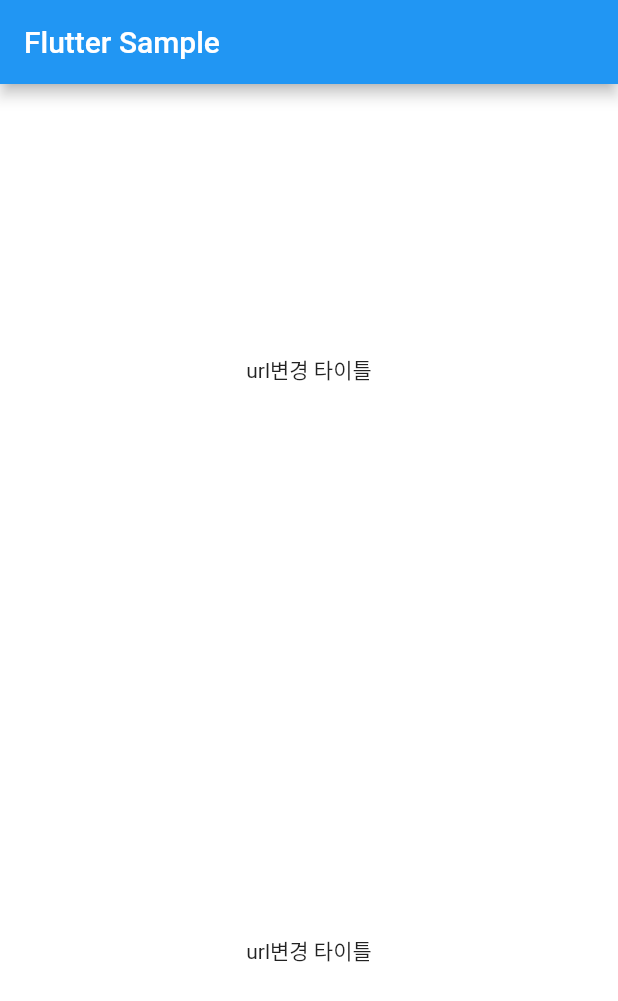
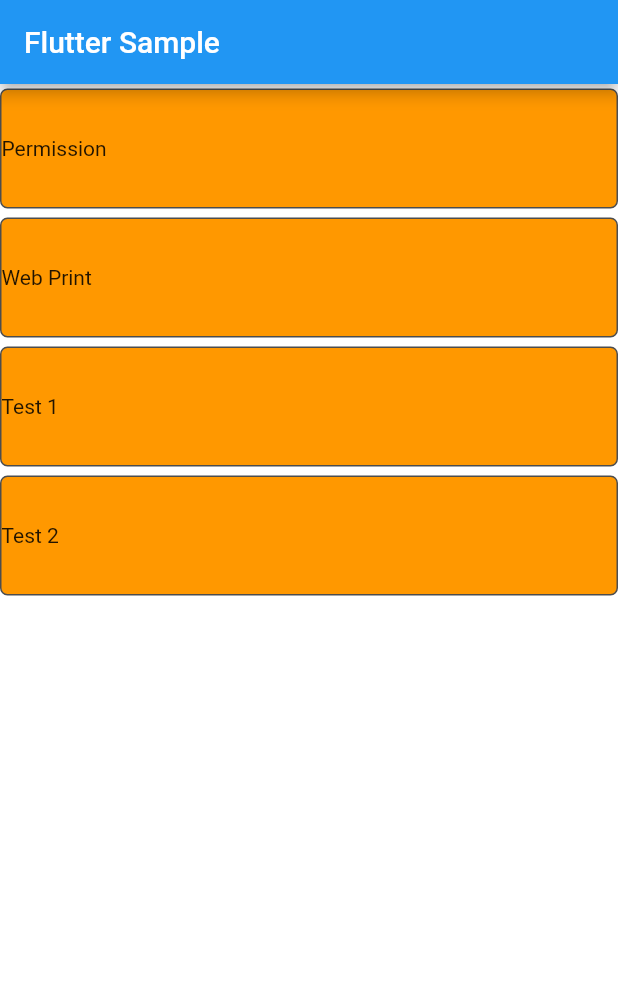
Before and after one commit to kiruya80/FlutterEx, a Flutter app: the screen it shows after launch, on a phone screen of 412 x 824 dp. Shown: the top 1001 px of the screen. Run offline on Flutter 3.47's test engine with Material 2 defaults, Android fonts, the phone set to English and light mode, and no system bars; our stand-ins replace get, logger, pdf, printing, webview_flutter; missing offline and left inert: dart:ffi, flutter_html_to_pdf.

Commit message:
리스트뷰 텍스트뷰 수정

```diff
--- a/lib/controllers/home_controller.dart
+++ b/lib/controllers/home_controller.dart
@@ -1,5 +1,6 @@
 import 'dart:ffi';
 
+import 'package:flutterex/datas/model/home_item.dart';
 import 'package:flutterex/utils/print_log.dart';
 import 'package:get/get.dart';
 
@@ -39,7 +40,6 @@ class HomeController extends GetxController {
 // final items = <String>[].obs;
 // final myMap = <String, int>{}.obs;
 
-
   @override
   void onInit() {
     super.onInit();
@@ -49,8 +49,14 @@ class HomeController extends GetxController {
     // });
   }
 
-  // @override
-  // void onClose()
-  //   Print.e("onClose");
-  // }
+  Future<List<HomeItem>> getHomeItems() async {
+    List<HomeItem> homeItems = [];
+
+    homeItems.add(new HomeItem(name: 'Permission', icon: ''));
+    homeItems.add(new HomeItem(name: 'Web Print', icon: ''));
+    homeItems.add(new HomeItem(name: 'Test 1', icon: ''));
+    homeItems.add(new HomeItem(name: 'Test 2', icon: ''));
+
+    return homeItems;
+  }
 }
--- /dev/null
+++ b/lib/datas/model/home_item.dart
@@ -0,0 +1,56 @@
+import 'dart:convert';
+
+class HomeItem {
+  String name;
+  String icon;
+
+  HomeItem({
+    required this.name,
+    required this.icon,
+  });
+
+  Map<String, dynamic> toMap() {
+    return {
+      'name': name,
+      'icon': icon,
+    };
+  }
+
+  factory HomeItem.fromMap(Map<String, dynamic> map) {
+    return HomeItem(
+      name: map['name'],
+      icon: map['icon'],
+    );
+  }
+
+  String toJson() => json.encode(toMap());
+
+  factory HomeItem.fromJson(String source) =>
+      HomeItem.fromMap(json.decode(source));
+
+  @override
+  String toString() {
+    return 'HomeItem{name: $name, icon: $icon}';
+  }
+}
+
+// // nanum_square_round_otf_light
+// factory MCText.nsrl(String text,
+// {Key? key,
+//     Color? fontColor,
+// double? fontSize,
+//     String? fontFamily,
+// TextAlign? textAlign,
+//     bool? multiLine,
+// int? maxLine,
+//     TextDecoration? decoration}) =>
+// MCText(text,
+// key: key,
+// fontColor: fontColor,
+// fontSize: fontSize,
+// fontWeight: FontWeight.w400,
+// fontFamily: "NanumSquare",
+// textAlign: textAlign,
+// multiline: multiLine,
+// maxLine: maxLine,
+// decoration: decoration);
--- /dev/null
+++ b/lib/screens/components/home_list_item.dart
@@ -0,0 +1,62 @@
+import 'package:flutter/cupertino.dart';
+import 'package:flutter/material.dart';
+import 'package:flutterex/controllers/home_controller.dart';
+import 'package:flutterex/datas/model/home_item.dart';
+import 'package:flutterex/utils/print_log.dart';
+import 'package:get/get.dart';
+
+class HomeListItemForm extends StatefulWidget {
+  final HomeItem item;
+
+  const HomeListItemForm({Key? key, required this.item}) : super(key: key);
+  @override
+  _HomeListItemFormState createState() => _HomeListItemFormState(item);
+}
+
+class _HomeListItemFormState extends State<HomeListItemForm> {
+  final homeController = Get.find<HomeController>();
+  // Future<SharedPreferences> _prefs = SharedPreferences.getInstance();
+  HomeItem item;
+
+  _HomeListItemFormState(this.item);
+
+  @override
+  void initState() {
+    super.initState();
+  }
+
+  @override
+  Widget build(BuildContext context) {
+    Print.e("_HomeListItemFormState =============");
+
+    return Obx(() {
+      return Container(
+        height: 80,
+        decoration: BoxDecoration(
+            color: Colors.orange,
+            border: Border.all(
+              color: Color(0xFF4D4D4D),
+              width: 1,
+            ),
+            borderRadius: BorderRadius.circular(5)),
+        padding: const EdgeInsets.only(right: 30.0),
+        margin: const EdgeInsets.only(top: 3, bottom: 3),
+        child: Row(
+          crossAxisAlignment: CrossAxisAlignment.center,
+          children: <Widget>[
+            Expanded(
+              flex: 4,
+              child: Text(item.name),
+              // QcText.bodyText1(item.name)
+              // QcText(
+              //         app.appName,
+              //         fontColor: isDark ? Color(0xFFC4C4C4) : Color(0xFF333333),
+              //         fontSize: 20,
+              //       ),
+            ),
+          ],
+        ),
+      );
+    });
+  }
+}
--- /dev/null
+++ b/lib/screens/components/text_style.dart
@@ -0,0 +1,103 @@
+import 'package:flutter/cupertino.dart';
+import 'package:flutter/material.dart';
+import 'package:get/get.dart';
+
+/// NAME         SIZE  WEIGHT  SPACING
+/// headline1    96.0  light   -1.5
+/// headline2    60.0  light   -0.5
+/// headline3    48.0  regular  0.0
+/// headline4    34.0  regular  0.25
+/// headline5    24.0  regular  0.0
+/// headline6    20.0  medium   0.15
+/// subtitle1    16.0  regular  0.15
+/// subtitle2    14.0  medium   0.1
+/// body1        16.0  regular  0.5   (bodyText1)
+/// body2        14.0  regular  0.25  (bodyText2)
+/// button       14.0  medium   1.25
+/// caption      12.0  regular  0.4
+/// overline     10.0  regular  1.5
+class QcText extends Text {
+  QcText(String text,
+      {Key? key,
+      TextStyle? textStyle = const TextStyle(),
+      Color? fontColor,
+      double? fontSize,
+      FontWeight? fontWeight,
+      String? fontFamily,
+      TextAlign? textAlign = TextAlign.left,
+      bool? multiline,
+      int? maxLine = 100,
+      TextDecoration? decoration})
+      : super(text,
+            key: key,
+            overflow: TextOverflow.ellipsis,
+            maxLines: multiline == true ? maxLine : 1,
+            style: TextStyle(
+                fontSize: fontSize ?? textStyle?.fontSize,
+                fontWeight: fontWeight ?? textStyle?.fontWeight,
+                fontFamily:
+                    fontFamily ?? textStyle?.fontFamily ?? "NanumSquare",
+                color: fontColor ?? textStyle?.color,
+                decoration: decoration),
+            textAlign: textAlign);
+
+  factory QcText.headline1(String text,
+          {Key? key,
+          Color? fontColor,
+          double? fontSize,
+          FontWeight? fontWeight,
+          String? fontFamily,
+          TextAlign? textAlign,
+          bool? multiLine,
+          int? maxLine,
+          TextDecoration? decoration}) =>
+      QcText(text,
+          key: key,
+          textStyle: Get.theme.textTheme.headline1,
+          fontColor: fontColor,
+          fontSize: fontSize,
+          fontWeight: fontWeight,
+          fontFamily: fontFamily,
+          multiline: multiLine,
+          decoration: decoration);
+
+  factory QcText.subtitle1(String text,
+          {Key? key,
+          Color? fontColor,
+          double? fontSize,
+          FontWeight? fontWeight,
+          String? fontFamily,
+          TextAlign? textAlign,
+          bool? multiLine,
+          int? maxLine,
+          TextDecoration? decoration}) =>
+      QcText(text,
+          key: key,
+          textStyle: Get.theme.textTheme.subtitle1,
+          fontColor: fontColor,
+          fontSize: fontSize,
+          fontWeight: fontWeight,
+          fontFamily: fontFamily,
+          multiline: multiLine,
+          decoration: decoration);
+
+  factory QcText.bodyText1(String text,
+          {Key? key,
+          Color? fontColor,
+          double? fontSize,
+          FontWeight? fontWeight,
+          String? fontFamily,
+          TextAlign? textAlign,
+          bool? multiLine,
+          int? maxLine,
+          TextDecoration? decoration}) =>
+      QcText(text,
+          key: key,
+          textStyle: Get.theme.textTheme.bodyText1,
+          fontColor: fontColor,
+          fontSize: fontSize,
+          fontWeight: fontWeight,
+          fontFamily: fontFamily,
+          multiline: multiLine,
+          decoration: decoration);
+}
--- a/lib/screens/home_screen.dart
+++ b/lib/screens/home_screen.dart
@@ -1,8 +1,9 @@
 import 'package:flutter/material.dart';
 import 'package:flutterex/controllers/home_controller.dart';
+import 'package:flutterex/datas/model/home_item.dart';
+import 'package:flutterex/screens/components/home_list_item.dart';
 import 'package:flutterex/utils/print_log.dart';
 import 'package:get/get.dart';
-import 'package:flutter/material.dart';
 
 /// 가이드 화면
 class HomeScreen extends StatelessWidget {
@@ -12,6 +13,7 @@ class HomeScreen extends StatelessWidget {
 
   @override
   Widget build(BuildContext context) {
+    Print.e("HomeScreen =============");
     HomeController controller = Get.find<HomeController>();
 
     return Obx(() {
@@ -33,30 +35,50 @@ class HomeScreen extends StatelessWidget {
               color: Colors.white,
               width: Get.width,
               height: Get.height,
-            child: Column(
-                mainAxisAlignment: MainAxisAlignment.spaceEvenly,
-                children: [
-                  GestureDetector(
-                    onTap: () {
-                      Print.e("onTap === ");
-                      // writeCounter('파일 저장하기');
-                      controller.title.value = "test";
+              child: FutureBuilder<List<HomeItem>>(
+                future: controller.getHomeItems(),
+                builder: (BuildContext context,
+                    AsyncSnapshot<List<HomeItem>> snapshot) {
+                  //해당 부분은 data를 아직 받아 오지 못했을때 실행되는 부분을 의미한다.
+
+                  if (snapshot.hasData == false) {
+                    Print.e("snapshot.hasData == false =============");
+                    return const Expanded(
+                        child: Center(child: CircularProgressIndicator()));
+                  } else if (snapshot.hasError) {
+                    Print.e("snapshot.hasError =============");
+                    return Expanded(
+                        child: Padding(
+                      padding: const EdgeInsets.all(8.0),
+                      child: Text(
+                        'Error: ${snapshot.error}',
+                        style: Theme.of(context)
+                            .textTheme
+                            .bodyText1!
+                            .copyWith(color: Colors.white),
+                      ),
+                    ));
+                  } else {
+                    Print.e("snapshot.data != null =============");
+                    List<HomeItem> items = snapshot.data!;
+                    return Expanded(
+                      child: ListView.builder(
+                        shrinkWrap: true,
+                        itemCount: items.length,
+                        itemBuilder: (BuildContext context, int position) {
+                          HomeItem item = items[position];
+
+                          return Column(
+                            children: <HomeListItemForm>[
+                              HomeListItemForm(item: item),
+                            ],
+                          );
                         },
-                    child: Text('url변경 ${controller.title.value}'),
                       ),
-                  const SizedBox(
-                    height: 6.0,
-                  ),
-                  GestureDetector(
-                    onTap: () {
-                      Print.e("onTap === ");
-                      // writeCounter('파일 저장하기');
-                      controller.title.value = "test";
+                    );
+                  }
                 },
-                    child: Text('url변경 ${controller.title.value}'),
-                  ),
-                ]),
-          ),
+              )),
         ),
       );
     });
```
Also changed, not shown: pubspec.yaml (+13 -1 lines), assets/fonts/nsrb.ttf (added), assets/fonts/nsreb.ttf (added), assets/fonts/nsrl.ttf (added), assets/fonts/nsrr.ttf (added), assets/splash_bg.png (deleted), pubspec.lock. Lines whose indentation alone changed are shown as unchanged.
